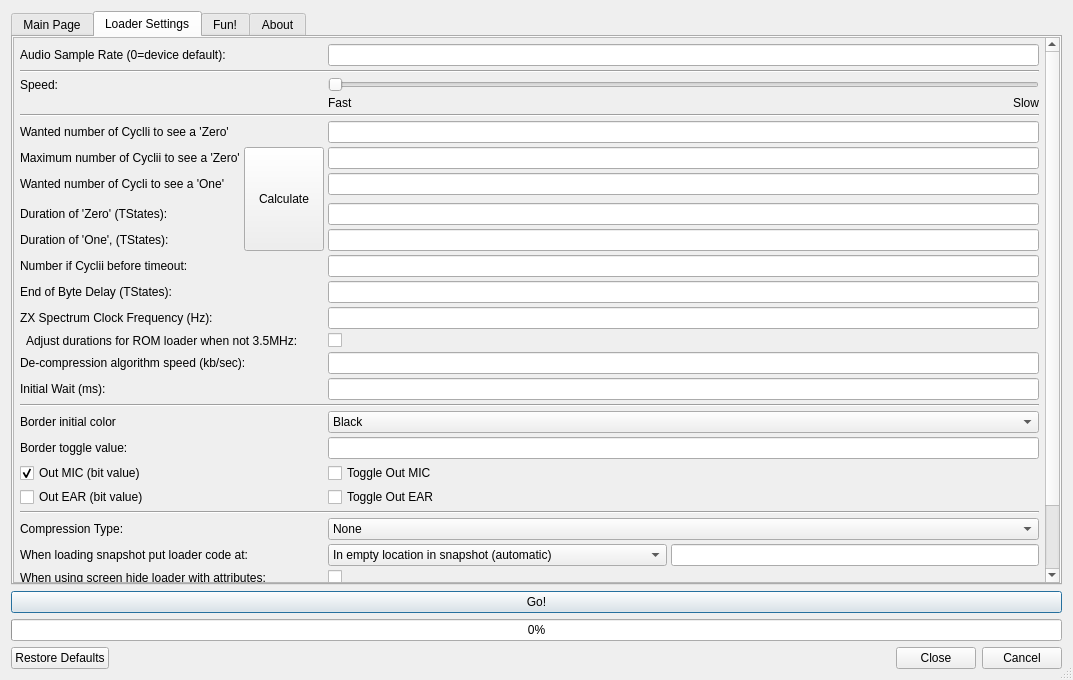
Above: zqloaderui/dialog.ui from oxidaan/zqloader before the change. Below: the same form after it.
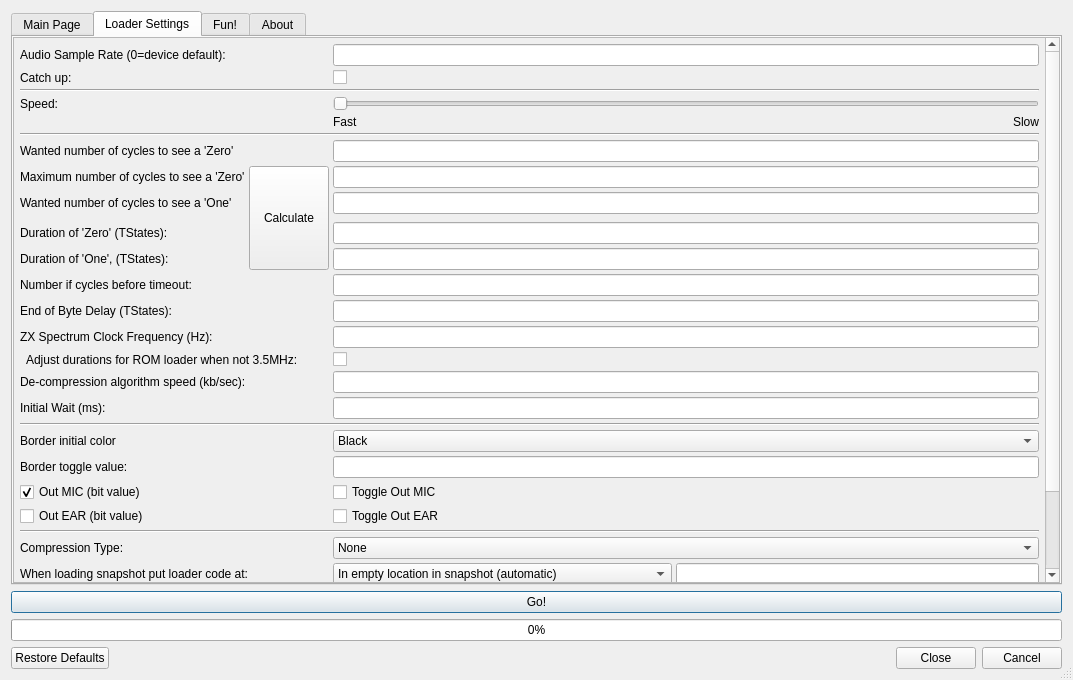
That is the form after the change. The open tabs and pages were chosen to show the change. Custom widgets are drawn as their Qt base class.

Commit message: Added catch-up mode for sample loops, added to user interface Fixed end of byte delay bug when writing tzx Beautified tzxwriter.cpp Can choose between Fredrick Meunier or my original algorithm from user interface Space instead of enter breaks loading algorithm (again)

Patch:
```diff
--- a/zqloaderui/dialog.ui
+++ b/zqloaderui/dialog.ui
@@ -412,7 +412,7 @@
             <x>0</x>
             <y>0</y>
             <width>1033</width>
-            <height>712</height>
+            <height>740</height>
            </rect>
           </property>
           <layout class="QGridLayout" name="gridLayout_421">
@@ -431,108 +431,137 @@
            <property name="spacing">
             <number>4</number>
            </property>
-           <item row="39" column="1" colspan="2">
-            <widget class="QLabel" name="label_17">
+           <item row="26" column="1" colspan="6">
+            <widget class="Line" name="line_3">
+             <property name="orientation">
+              <enum>Qt::Orientation::Horizontal</enum>
+             </property>
+            </widget>
+           </item>
+           <item row="8" column="1">
+            <widget class="QLabel" name="label_18">
              <property name="text">
-              <string>When using screen hide loader with attributes:</string>
+              <string>Wanted number of cycles to see a 'Zero'</string>
              </property>
-             <property name="wordWrap">
-              <bool>true</bool>
+            </widget>
+           </item>
+           <item row="6" column="3">
+            <widget class="QLabel" name="label_21">
+             <property name="text">
+              <string>Fast</string>
              </property>
+             <property name="alignment">
+              <set>Qt::AlignmentFlag::AlignLeading|Qt::AlignmentFlag::AlignLeft|Qt::AlignmentFlag::AlignTop</set>
+             </property>
+             <property name="margin">
+              <number>0</number>
+             </property>
+             <property name="indent">
+              <number>0</number>
+             </property>
             </widget>
            </item>
-           <item row="13" column="1" colspan="2">
-            <widget class="QLabel" name="label_15">
+           <item row="0" column="3" colspan="4">
+            <widget class="LineEdit" name="lineEditSampleRate"/>
+           </item>
+           <item row="40" column="3">
+            <widget class="QCheckBox" name="checkBoxFunAttribs">
              <property name="text">
-              <string>Number if Cyclii before timeout:</string>
+              <string/>
              </property>
             </widget>
            </item>
-           <item row="27" column="1">
+           <item row="28" column="1">
             <widget class="QLabel" name="label_24">
              <property name="text">
               <string>Border toggle value:</string>
              </property>
             </widget>
            </item>
-           <item row="27" column="3" colspan="4">
-            <widget class="QLineEdit" name="lineEditBorderToggle">
-             <property name="toolTip">
-              <string>&lt;html&gt;&lt;head/&gt;&lt;body&gt;&lt;p&gt;You can play with the border color during loading. Default uses ZX Spectrum ROM colors. Put zero here to not change border at all.&lt;/p&gt;&lt;/body&gt;&lt;/html&gt;</string>
+           <item row="23" column="1" colspan="2">
+            <widget class="QLabel" name="label_25">
+             <property name="text">
+              <string>  Adjust durations for ROM loader when not 3.5MHz:</string>
              </property>
             </widget>
            </item>
-           <item row="7" column="3" colspan="4">
-            <widget class="QLineEdit" name="lineEditWantedZeroCyclii">
-             <property name="toolTip">
-              <string>&lt;html&gt;&lt;head/&gt;&lt;body&gt;&lt;p&gt;Value is only used to calculate 'Zero TStates'. See below. Can be 0.&lt;/p&gt;&lt;/body&gt;&lt;/html&gt;</string>
-             </property>
-            </widget>
-           </item>
-           <item row="24" column="1">
+           <item row="25" column="1">
             <widget class="QLabel" name="label_27">
              <property name="text">
               <string>Initial Wait (ms):</string>
              </property>
             </widget>
            </item>
-           <item row="36" column="3" colspan="4">
-            <widget class="QComboBox" name="comboBoxCompressionType">
-             <property name="currentIndex">
-              <number>0</number>
+           <item row="38" column="1" colspan="2">
+            <widget class="QLabel" name="label_16">
+             <property name="text">
+              <string>When loading snapshot put loader code at:</string>
              </property>
-             <item>
-              <property name="text">
-               <string>None</string>
-              </property>
-             </item>
-             <item>
-              <property name="text">
-               <string>RLE</string>
-              </property>
-             </item>
-             <item>
-              <property name="text">
-               <string>Automatic</string>
-              </property>
-             </item>
+             <property name="wordWrap">
+              <bool>true</bool>
+             </property>
             </widget>
            </item>
-           <item row="42" column="1">
-            <spacer name="verticalSpacer_2">
+           <item row="7" column="1" colspan="6">
+            <widget class="Line" name="line_7">
              <property name="orientation">
-              <enum>Qt::Orientation::Vertical</enum>
+              <enum>Qt::Orientation::Horizontal</enum>
              </property>
-             <property name="sizeHint" stdset="0">
-              <size>
-               <width>20</width>
-               <height>40</height>
-              </size>
+            </widget>
+           </item>
+           <item row="17" column="3" colspan="4">
+            <widget class="QLineEdit" name="lineEditEndOfByteDelay">
+             <property name="toolTip">
+              <string>&lt;html&gt;&lt;head/&gt;&lt;body&gt;&lt;p&gt;The extra time at the end of a byte (in TState durations) (as generated by ZQLoader). &lt;br/&gt;Should normally not be changed.&lt;/p&gt;&lt;/body&gt;&lt;/html&gt;</string>
              </property>
-            </spacer>
+            </widget>
            </item>
-           <item row="23" column="1" colspan="2">
-            <widget class="QLabel" name="label_26">
+           <item row="30" column="3" colspan="4">
+            <widget class="QCheckBox" name="checkBoxToggleEar">
+             <property name="toolTip">
+              <string>&lt;html&gt;&lt;head/&gt;&lt;body&gt;&lt;p&gt;Should be zero, see &lt;a href=&quot;https://worldofspectrum.org/faq/reference/48kreference.htm#PortFE&quot;&gt;&lt;span style=&quot; text-decoration: underline; color:#0000ff;&quot;&gt;https://worldofspectrum.org/faq/reference/48kreference.htm#PortFE&lt;/span&gt;&lt;/a&gt;&lt;/p&gt;&lt;/body&gt;&lt;/html&gt;</string>
+             </property>
              <property name="text">
-              <string>De-compression algorithm speed (kb/sec):</string>
+              <string>Toggle Out EAR</string>
              </property>
             </widget>
            </item>
-           <item row="23" column="3" colspan="4">
-            <widget class="QLineEdit" name="lineEditDeCompressionSpeed">
+           <item row="14" column="3" colspan="4">
+            <widget class="QLineEdit" name="lineEditBitLoopMax">
              <property name="toolTip">
               <string>&lt;html&gt;&lt;head/&gt;&lt;body&gt;&lt;p&gt;After loading a block, the ZX-Spectrum needs some time to decompress (before it can accept a new block). The value here determines the decompression speed in kb/sec. And thus how long ZQLoader will wait after a block. Default is an estimated value found by just trying.&lt;br/&gt;Lower values decrease the compression speed, thus increasing the wait.&lt;/p&gt;&lt;/body&gt;&lt;/html&gt;</string>
              </property>
             </widget>
            </item>
-           <item row="25" column="1" colspan="6">
-            <widget class="Line" name="line_3">
+           <item row="42" column="1" colspan="2">
+            <widget class="QLabel" name="label_5">
+             <property name="text">
+              <string>When done:</string>
+             </property>
+            </widget>
+           </item>
+           <item row="12" column="1">
+            <widget class="QLabel" name="label_11">
+             <property name="text">
+              <string>Duration of 'Zero' (TStates):</string>
+             </property>
+            </widget>
+           </item>
+           <item row="3" column="1" colspan="6">
+            <widget class="Line" name="line_5">
              <property name="orientation">
               <enum>Qt::Orientation::Horizontal</enum>
              </property>
             </widget>
            </item>
-           <item row="8" column="2" rowspan="5">
+           <item row="8" column="3" colspan="4">
+            <widget class="QLineEdit" name="lineEditWantedZeroCyclii">
+             <property name="toolTip">
+              <string>&lt;html&gt;&lt;head/&gt;&lt;body&gt;&lt;p&gt;Value is only used to calculate 'Zero TStates'. See below. Minimum is 1.&lt;/p&gt;&lt;/body&gt;&lt;/html&gt;</string>
+             </property>
+            </widget>
+           </item>
+           <item row="9" column="2" rowspan="5">
             <widget class="QPushButton" name="pushButtonCalculate">
              <property name="sizePolicy">
               <sizepolicy hsizetype="Maximum" vsizetype="Minimum">
@@ -548,58 +577,10 @@
              </property>
             </widget>
            </item>
-           <item row="6" column="1" colspan="6">
-            <widget class="Line" name="line_7">
-             <property name="orientation">
-              <enum>Qt::Orientation::Horizontal</enum>
-             </property>
-            </widget>
-           </item>
-           <item row="28" column="1" colspan="2">
-            <widget class="QCheckBox" name="checkBoxOutMic">
-             <property name="toolTip">
-              <string>&lt;html&gt;&lt;head/&gt;&lt;body&gt;&lt;p&gt;Should be one, see &lt;a href=&quot;https://worldofspectrum.org/faq/reference/48kreference.htm#PortFE&quot;&gt;&lt;span style=&quot; text-decoration: underline; color:#0000ff;&quot;&gt;https://worldofspectrum.org/faq/reference/48kreference.htm#PortFE&lt;/span&gt;&lt;/a&gt;&lt;/p&gt;&lt;/body&gt;&lt;/html&gt;</string>
-             </property>
-             <property name="text">
-              <string>Out MIC (bit value)</string>
-             </property>
-             <property name="checked">
-              <bool>true</bool>
-             </property>
-            </widget>
-           </item>
-           <item row="22" column="1" colspan="2">
-            <widget class="QLabel" name="label_25">
-             <property name="text">
-              <string>  Adjust durations for ROM loader when not 3.5MHz:</string>
-             </property>
-            </widget>
-           </item>
-           <item row="37" column="4" colspan="3">
+           <item row="38" column="4" colspan="3">
             <widget class="QLineEdit" name="lineEditLoaderAddress"/>
            </item>
-           <item row="8" column="1">
-            <widget class="QLabel" name="label_14">
-             <property name="text">
-              <string>Maximum number of Cyclii to see a 'Zero'</string>
-             </property>
-            </widget>
-           </item>
-           <item row="39" column="3">
-            <widget class="QCheckBox" name="checkBoxFunAttribs">
-             <property name="text">
-              <string/>
-             </property>
-            </widget>
-           </item>
-           <item row="24" column="3" colspan="4">
-            <widget class="QLineEdit" name="lineEditInitialWait">
-             <property name="toolTip">
-              <string>&lt;html&gt;&lt;head/&gt;&lt;body&gt;&lt;p&gt;After loading a zqloader itself, the ZX-Spectrum needs some time before it can accept the first block (it needs to run some BASIC). The value here determines that time in ms.&lt;/p&gt;&lt;/body&gt;&lt;/html&gt;</string>
-             </property>
-            </widget>
-           </item>
-           <item row="26" column="3" colspan="4">
+           <item row="27" column="3" colspan="4">
             <widget class="QComboBox" name="comboBoxBorderColor">
              <property name="toolTip">
               <string>&lt;html&gt;&lt;head/&gt;&lt;body&gt;&lt;p&gt;Here you can play with the border color during loading. Default uses ZX Spectrum ROM colors.&lt;/p&gt;&lt;/body&gt;&lt;/html&gt;</string>
@@ -646,42 +627,68 @@
              </item>
             </widget>
            </item>
-           <item row="22" column="3" colspan="4">
-            <widget class="QCheckBox" name="checkBoxUseStandardClockForRom">
+           <item row="6" column="6">
+            <widget class="QLabel" name="label_22">
              <property name="text">
-              <string/>
+              <string>Slow</string>
              </property>
+             <property name="alignment">
+              <set>Qt::AlignmentFlag::AlignRight|Qt::AlignmentFlag::AlignTop|Qt::AlignmentFlag::AlignTrailing</set>
+             </property>
             </widget>
            </item>
-           <item row="36" column="1" colspan="2">
-            <widget class="QLabel" name="label_9">
+           <item row="25" column="3" colspan="4">
+            <widget class="QLineEdit" name="lineEditInitialWait">
+             <property name="toolTip">
+              <string>&lt;html&gt;&lt;head/&gt;&lt;body&gt;&lt;p&gt;After loading a zqloader itself, the ZX-Spectrum needs some time before it can accept the first block (it needs to run some BASIC). The value here determines that time in ms.&lt;/p&gt;&lt;/body&gt;&lt;/html&gt;</string>
+             </property>
+            </widget>
+           </item>
+           <item row="10" column="1">
+            <widget class="QLabel" name="label_20">
              <property name="text">
-              <string>Compression Type:</string>
+              <string>Wanted number of cycles to see a 'One'</string>
              </property>
             </widget>
            </item>
-           <item row="16" column="3" colspan="4">
-            <widget class="QLineEdit" name="lineEditEndOfByteDelay">
-             <property name="toolTip">
-              <string>&lt;html&gt;&lt;head/&gt;&lt;body&gt;&lt;p&gt;The extra time at the end of a byte (in TState durations) (as generated by ZQLoader). &lt;/p&gt;&lt;p&gt;Should normally not be changed.&lt;/p&gt;&lt;/body&gt;&lt;/html&gt;</string>
+           <item row="36" column="1" colspan="6">
+            <widget class="Line" name="line_6">
+             <property name="orientation">
+              <enum>Qt::Orientation::Horizontal</enum>
              </property>
             </widget>
            </item>
-           <item row="8" column="3" colspan="4">
-            <widget class="QLineEdit" name="lineEditZeroMax">
+           <item row="24" column="3" colspan="4">
+            <widget class="QLineEdit" name="lineEditDeCompressionSpeed">
              <property name="toolTip">
               <string>&lt;html&gt;&lt;head/&gt;&lt;body&gt;&lt;p&gt;Maximum number of polling cycli to see a 'zero'; above this sees a 'one', used at z80 code (so at Spectrum). Must be greater than 'Wanted zero cycli' + 1.&lt;/p&gt;&lt;/body&gt;&lt;/html&gt;</string>
              </property>
             </widget>
            </item>
-           <item row="9" column="3" colspan="4">
-            <widget class="QLineEdit" name="lineEditWantedOneCyclii">
-             <property name="toolTip">
-              <string>&lt;html&gt;&lt;head/&gt;&lt;body&gt;&lt;p&gt;Value is only used to calculate 'One TStates', see below. Must be greater than 'Zero max'.&lt;/p&gt;&lt;/body&gt;&lt;/html&gt;</string>
+           <item row="9" column="1">
+            <widget class="QLabel" name="label_14">
+             <property name="text">
+              <string>Maximum number of cycles to see a 'Zero'</string>
              </property>
             </widget>
            </item>
-           <item row="28" column="3" colspan="4">
+           <item row="42" column="4">
+            <widget class="QLineEdit" name="lineEditUSR"/>
+           </item>
+           <item row="43" column="1">
+            <spacer name="verticalSpacer_2">
+             <property name="orientation">
+              <enum>Qt::Orientation::Vertical</enum>
+             </property>
+             <property name="sizeHint" stdset="0">
+              <size>
+               <width>20</width>
+               <height>40</height>
+              </size>
+             </property>
+            </spacer>
+           </item>
+           <item row="29" column="3" colspan="4">
             <widget class="QCheckBox" name="checkBoxToggleMic">
              <property name="toolTip">
               <string>&lt;html&gt;&lt;head/&gt;&lt;body&gt;&lt;p&gt;Should be zero, see &lt;a href=&quot;https://worldofspectrum.org/faq/reference/48kreference.htm#PortFE&quot;&gt;&lt;span style=&quot; text-decoration: underline; color:#0000ff;&quot;&gt;https://worldofspectrum.org/faq/reference/48kreference.htm#PortFE&lt;/span&gt;&lt;/a&gt;&lt;/p&gt;&lt;/body&gt;&lt;/html&gt;</string>
@@ -691,14 +698,7 @@
              </property>
             </widget>
            </item>
-           <item row="11" column="3" colspan="4">
-            <widget class="QLineEdit" name="lineEditZeroTStates">
-             <property name="toolTip">
-              <string>&lt;html&gt;&lt;head/&gt;&lt;body&gt;&lt;p&gt;The time between edges (in TState durations) to indicate a 'zero' bit. Used by ZQLoader to generate a 'zero' bit when playing sound.&lt;/p&gt;&lt;/body&gt;&lt;/html&gt;</string>
-             </property>
-            </widget>
-           </item>
-           <item row="29" column="1" colspan="2">
+           <item row="30" column="1" colspan="2">
             <widget class="QCheckBox" name="checkBoxOutEar">
              <property name="toolTip">
               <string>&lt;html&gt;&lt;head/&gt;&lt;body&gt;&lt;p&gt;Should be zero, see &lt;a href=&quot;https://worldofspectrum.org/faq/reference/48kreference.htm#PortFE&quot;&gt;&lt;span style=&quot; text-decoration: underline; color:#0000ff;&quot;&gt;https://worldofspectrum.org/faq/reference/48kreference.htm#PortFE&lt;/span&gt;&lt;/a&gt;&lt;/p&gt;&lt;/body&gt;&lt;/html&gt;</string>
@@ -708,7 +708,95 @@
              </property>
             </widget>
            </item>
-           <item row="3" column="3" colspan="4">
+           <item row="22" column="1" colspan="2">
+            <widget class="QLabel" name="label_6">
+             <property name="text">
+              <string>ZX Spectrum Clock Frequency (Hz):</string>
+             </property>
+            </widget>
+           </item>
+           <item row="23" column="3" colspan="4">
+            <widget class="QCheckBox" name="checkBoxUseStandardClockForRom">
+             <property name="text">
+              <string/>
+             </property>
+            </widget>
+           </item>
+           <item row="42" column="3">
+            <widget class="QComboBox" name="comboBoxWhenDone">
+             <item>
+              <property name="text">
+               <string>Start Machine code with USR found in BASIC (automatic)</string>
+              </property>
+             </item>
+             <item>
+              <property name="text">
+               <string>Return to BASIC</string>
+              </property>
+             </item>
+             <item>
+              <property name="text">
+               <string>Start Machine Code with this USR address:</string>
+              </property>
+             </item>
+            </widget>
+           </item>
+           <item row="4" column="1">
+            <widget class="QLabel" name="label_19">
+             <property name="text">
+              <string>Speed:</string>
+             </property>
+            </widget>
+           </item>
+           <item row="24" column="1" colspan="2">
+            <widget class="QLabel" name="label_26">
+             <property name="text">
+              <string>De-compression algorithm speed (kb/sec):</string>
+             </property>
+            </widget>
+           </item>
+           <item row="13" column="1">
+            <widget class="QLabel" name="label_13">
+             <property name="text">
+              <string>Duration of 'One', (TStates):</string>
+             </property>
+            </widget>
+           </item>
+           <item row="0" column="1">
+            <widget class="QLabel" name="label_12">
+             <property name="text">
+              <string>Audio Sample Rate (0=device default):</string>
+             </property>
+             <property name="wordWrap">
+              <bool>true</bool>
+             </property>
+            </widget>
+           </item>
+           <item row="40" column="1" colspan="2">
+            <widget class="QLabel" name="label_17">
+             <property name="text">
+              <string>When using screen hide loader with attributes:</string>
+             </property>
+             <property name="wordWrap">
+              <bool>true</bool>
+             </property>
+            </widget>
+           </item>
+           <item row="28" column="3" colspan="4">
+            <widget class="QLineEdit" name="lineEditBorderToggle">
+             <property name="toolTip">
+              <string>&lt;html&gt;&lt;head/&gt;&lt;body&gt;&lt;p&gt;You can play with the border color during loading. Default uses ZX Spectrum ROM colors. Put zero here to not change border at all.&lt;/p&gt;&lt;/body&gt;&lt;/html&gt;</string>
+             </property>
+            </widget>
+           </item>
+           <item row="10" column="3" colspan="4">
+            <widget class="QLineEdit" name="lineEditWantedOneCyclii">
+             <property name="toolTip">
+              <string>&lt;html&gt;&lt;head/&gt;&lt;body&gt;&lt;p&gt;Value is only used to calculate 'One TStates', see below. Must be greater than 'Maximum number of cycles to see a Zero'.&lt;/p&gt;&lt;/body&gt;&lt;/html&gt;</string>
+             </property>
+            </widget>
+           </item>
+           <item row="4" column="3" colspan="4">
             <widget class="QSlider" name="horizontalSliderSpeed">
              <property name="toolTip">
               <string>&lt;html&gt;&lt;head/&gt;&lt;body&gt;&lt;p&gt;Adjust speed presets here.&lt;/p&gt;&lt;/body&gt;&lt;/html&gt;</string>
@@ -727,105 +815,84 @@
              </property>
             </widget>
            </item>
-           <item row="12" column="1">
-            <widget class="QLabel" name="label_13">
-             <property name="text">
-              <string>Duration of 'One', (TStates):</string>
-             </property>
-            </widget>
-           </item>
-           <item row="35" column="1" colspan="6">
-            <widget class="Line" name="line_6">
-             <property name="orientation">
-              <enum>Qt::Orientation::Horizontal</enum>
-             </property>
-            </widget>
-           </item>
-           <item row="29" column="3" colspan="4">
-            <widget class="QCheckBox" name="checkBoxToggleEar">
-             <property name="toolTip">
-              <string>&lt;html&gt;&lt;head/&gt;&lt;body&gt;&lt;p&gt;Should be zero, see &lt;a href=&quot;https://worldofspectrum.org/faq/reference/48kreference.htm#PortFE&quot;&gt;&lt;span style=&quot; text-decoration: underline; color:#0000ff;&quot;&gt;https://worldofspectrum.org/faq/reference/48kreference.htm#PortFE&lt;/span&gt;&lt;/a&gt;&lt;/p&gt;&lt;/body&gt;&lt;/html&gt;</string>
-             </property>
-             <property name="text">
-              <string>Toggle Out EAR</string>
-             </property>
-            </widget>
-           </item>
-           <item row="41" column="1" colspan="2">
-            <widget class="QLabel" name="label_5">
-             <property name="text">
-              <string>When done:</string>
-             </property>
-            </widget>
-           </item>
-           <item row="5" column="3">
-            <widget class="QLabel" name="label_21">
-             <property name="text">
-              <string>Fast</string>
-             </property>
-             <property name="alignment">
-              <set>Qt::AlignmentFlag::AlignLeading|Qt::AlignmentFlag::AlignLeft|Qt::AlignmentFlag::AlignTop</set>
-             </property>
-             <property name="margin">
-              <number>0</number>
-             </property>
-             <property name="indent">
-              <number>0</number>
-             </property>
-            </widget>
-           </item>
-           <item row="0" column="3" colspan="4">
-            <widget class="LineEdit" name="lineEditSampleRate"/>
-           </item>
-           <item row="5" column="6">
-            <widget class="QLabel" name="label_22">
-             <property name="text">
-              <string>Slow</string>
-             </property>
-             <property name="alignment">
-              <set>Qt::AlignmentFlag::AlignRight|Qt::AlignmentFlag::AlignTop|Qt::AlignmentFlag::AlignTrailing</set>
-             </property>
-            </widget>
-           </item>
-           <item row="37" column="1" colspan="2">
-            <widget class="QLabel" name="label_16">
-             <property name="text">
-              <string>When loading snapshot put loader code at:</string>
-             </property>
-             <property name="wordWrap">
-              <bool>true</bool>
-             </property>
-            </widget>
-           </item>
-           <item row="3" column="1">
-            <widget class="QLabel" name="label_19">
-             <property name="text">
-              <string>Speed:</string>
-             </property>
-            </widget>
-           </item>
-           <item row="26" column="1">
-            <widget class="QLabel" name="label_23">
-             <property name="text">
-              <string>Border initial color</string>
-             </property>
-            </widget>
-           </item>
-           <item row="7" column="1">
-            <widget class="QLabel" name="label_18">
-             <property name="text">
-              <string>Wanted number of Cyclli to see a 'Zero'</string>
-             </property>
-            </widget>
-           </item>
-           <item row="12" column="3" colspan="4">
+           <item row="13" column="3" colspan="4">
             <widget class="QLineEdit" name="lineEditOneTStates">
              <property name="toolTip">
               <string>&lt;html&gt;&lt;head/&gt;&lt;body&gt;&lt;p&gt;The time between edges (in TState durations) to indicate a 'one' bit. Used by ZQLoader to generate a 'one' bit when playing sound.&lt;/p&gt;&lt;/body&gt;&lt;/html&gt;</string>
              </property>
             </widget>
            </item>
-           <item row="37" column="3">
+           <item row="14" column="1" colspan="2">
+            <widget class="QLabel" name="label_15">
+             <property name="text">
+              <string>Number if cycles before timeout:</string>
+             </property>
+            </widget>
+           </item>
+           <item row="17" column="1" colspan="2">
+            <widget class="QLabel" name="label_8">
+             <property name="text">
+              <string>End of Byte Delay (TStates):</string>
+             </property>
+            </widget>
+           </item>
+           <item row="12" column="3" colspan="4">
+            <widget class="QLineEdit" name="lineEditZeroTStates">
+             <property name="toolTip">
+              <string>&lt;html&gt;&lt;head/&gt;&lt;body&gt;&lt;p&gt;The time between edges (in TState durations) to indicate a 'zero' bit. Used by ZQLoader to generate a 'zero' bit when playing sound. Affects speed.&lt;/p&gt;&lt;/body&gt;&lt;/html&gt;</string>
+             </property>
+            </widget>
+           </item>
+           <item row="22" column="3" colspan="4">
+            <widget class="QLineEdit" name="lineEditClock">
+             <property name="toolTip">
+              <string>&lt;html&gt;&lt;head/&gt;&lt;body&gt;&lt;p&gt;Eg 3500000.&lt;/p&gt;&lt;/body&gt;&lt;/html&gt;</string>
+             </property>
+            </widget>
+           </item>
+           <item row="9" column="3" colspan="4">
+            <widget class="QLineEdit" name="lineEditZeroMax">
+             <property name="toolTip">
+              <string>&lt;html&gt;&lt;head/&gt;&lt;body&gt;&lt;p&gt;Maximum number of polling cycles to see a 'zero'; above this sees a 'one', used at z80 code (so at Spectrum). Must be greater than 'Wanted number of cycles to see a Zero' + 1. Has no effect on loading speed.&lt;/p&gt;&lt;/body&gt;&lt;/html&gt;</string>
+             </property>
+            </widget>
+           </item>
+           <item row="37" column="3" colspan="4">
+            <widget class="QComboBox" name="comboBoxCompressionType">
+             <property name="currentIndex">
+              <number>0</number>
+             </property>
+             <item>
+              <property name="text">
+               <string>None</string>
+              </property>
+             </item>
+             <item>
+              <property name="text">
+               <string>RLE</string>
+              </property>
+             </item>
+             <item>
+              <property name="text">
+               <string>Automatic</string>
+              </property>
+             </item>
+            </widget>
+           </item>
+           <item row="29" column="1" colspan="2">
+            <widget class="QCheckBox" name="checkBoxOutMic">
+             <property name="toolTip">
+              <string>&lt;html&gt;&lt;head/&gt;&lt;body&gt;&lt;p&gt;Should be one, see &lt;a href=&quot;https://worldofspectrum.org/faq/reference/48kreference.htm#PortFE&quot;&gt;&lt;span style=&quot; text-decoration: underline; color:#0000ff;&quot;&gt;https://worldofspectrum.org/faq/reference/48kreference.htm#PortFE&lt;/span&gt;&lt;/a&gt;&lt;/p&gt;&lt;/body&gt;&lt;/html&gt;</string>
+             </property>
+             <property name="text">
+              <string>Out MIC (bit value)</string>
+             </property>
+             <property name="checked">
+              <bool>true</bool>
+             </property>
+            </widget>
+           </item>
+           <item row="38" column="3">
             <widget class="QComboBox" name="comboBoxLoaderLocation">
              <item>
               <property name="text">
@@ -844,83 +911,37 @@
              </item>
             </widget>
            </item>
-           <item row="0" column="1">
-            <widget class="QLabel" name="label_12">
+           <item row="37" column="1" colspan="2">
+            <widget class="QLabel" name="label_9">
              <property name="text">
-              <string>Audio Sample Rate (0=device default):</string>
+              <string>Compression Type:</string>
              </property>
              <property name="wordWrap">
               <bool>true</bool>
              </property>
             </widget>
            </item>
-           <item row="9" column="1">
-            <widget class="QLabel" name="label_20">
+           <item row="27" column="1">
+            <widget class="QLabel" name="label_23">
              <property name="text">
-              <string>Wanted number of Cycli to see a 'One'</string>
+              <string>Border initial color</string>
              </property>
             </widget>
            </item>
-           <item row="13" column="3" colspan="4">
-            <widget class="QLineEdit" name="lineEditBitLoopMax">
-             <property name="toolTip">
-              <string>&lt;html&gt;&lt;head/&gt;&lt;body&gt;&lt;p&gt;The polling cyclus maximum loop counter until timeout, used at z80 code (so at Spectrum). Note: making this value larger does not affect speeds. Must be (much) greater than 'Wanted one cyclii'.&lt;/p&gt;&lt;/body&gt;&lt;/html&gt;</string>
-             </property>
-            </widget>
-           </item>
-           <item row="21" column="1" colspan="2">
-            <widget class="QLabel" name="label_6">
+           <item row="1" column="1">
+            <widget class="QLabel" name="label_31">
              <property name="text">
-              <string>ZX Spectrum Clock Frequency (Hz):</string>
+              <string>Catch up:</string>
              </property>
             </widget>
            </item>
-           <item row="21" column="3" colspan="4">
-            <widget class="QLineEdit" name="lineEditClock"/>
-           </item>
-           <item row="16" column="1" colspan="2">
-            <widget class="QLabel" name="label_8">
+           <item row="1" column="3">
+            <widget class="QCheckBox" name="checkBoxCatchUp">
              <property name="text">
-              <string>End of Byte Delay (TStates):</string>
+              <string/>
              </property>
             </widget>
            </item>
-           <item row="2" column="1" colspan="6">
-            <widget class="Line" name="line_5">
-             <property name="orientation">
-              <enum>Qt::Orientation::Horizontal</enum>
-             </property>
-            </widget>
-           </item>
-           <item row="11" column="1">
-            <widget class="QLabel" name="label_11">
-             <property name="text">
-              <string>Duration of 'Zero' (TStates):</string>
-             </property>
-            </widget>
-           </item>
-           <item row="41" column="3">
-            <widget class="QComboBox" name="comboBoxWhenDone">
-             <item>
-              <property name="text">
-               <string>Start Machine code with USR found in BASIC (automatic)</string>
-              </property>
-             </item>
-             <item>
-              <property name="text">
-               <string>Return to BASIC</string>
-              </property>
-             </item>
-             <item>
-              <property name="text">
-               <string>Start Machine Code with this USR address:</string>
-              </property>
-             </item>
-            </widget>
-           </item>
-           <item row="41" column="4">
-            <widget class="QLineEdit" name="lineEditUSR"/>
-           </item>
           </layout>
          </widget>
         </widget>
```
Left out of the diff: 9 changed lines with no effect on the pictures. The commit also changes 18 other files.
